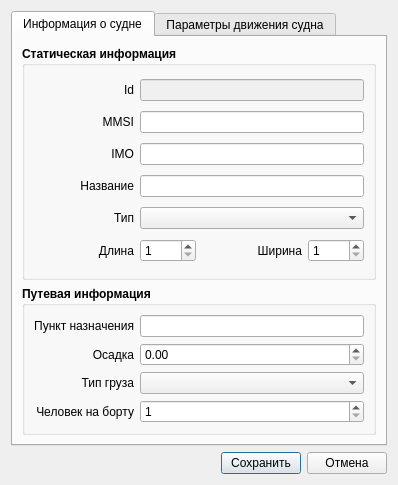
Before: the Qt Designer form Emulator/sv_vesseleditor.ui in breton75/R-Card, drawn with Qt 5.
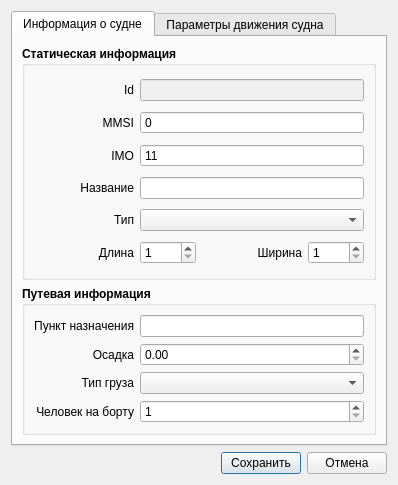
After: the same form once the commit is applied.

```diff
--- a/Emulator/sv_vesseleditor.ui
+++ b/Emulator/sv_vesseleditor.ui
@@ -127,13 +127,19 @@
              </widget>
             </item>
             <item>
-             <widget class="QLineEdit" name="editMMSI">
+             <widget class="QSpinBox" name="spinMMSI">
               <property name="font">
                <font>
                 <weight>50</weight>
                 <bold>false</bold>
                </font>
               </property>
+              <property name="buttonSymbols">
+               <enum>QAbstractSpinBox::NoButtons</enum>
+              </property>
+              <property name="maximum">
+               <number>999999999</number>
+              </property>
              </widget>
             </item>
            </layout>
@@ -175,13 +181,25 @@
              </widget>
             </item>
             <item>
-             <widget class="QLineEdit" name="editIMO">
+             <widget class="QSpinBox" name="spinIMO">
               <property name="font">
                <font>
                 <weight>50</weight>
                 <bold>false</bold>
                </font>
               </property>
+              <property name="buttonSymbols">
+               <enum>QAbstractSpinBox::NoButtons</enum>
+              </property>
+              <property name="specialValueText">
+               <string/>
+              </property>
+              <property name="maximum">
+               <number>999999999</number>
+              </property>
+              <property name="value">
+               <number>11</number>
+              </property>
              </widget>
             </item>
            </layout>
```
